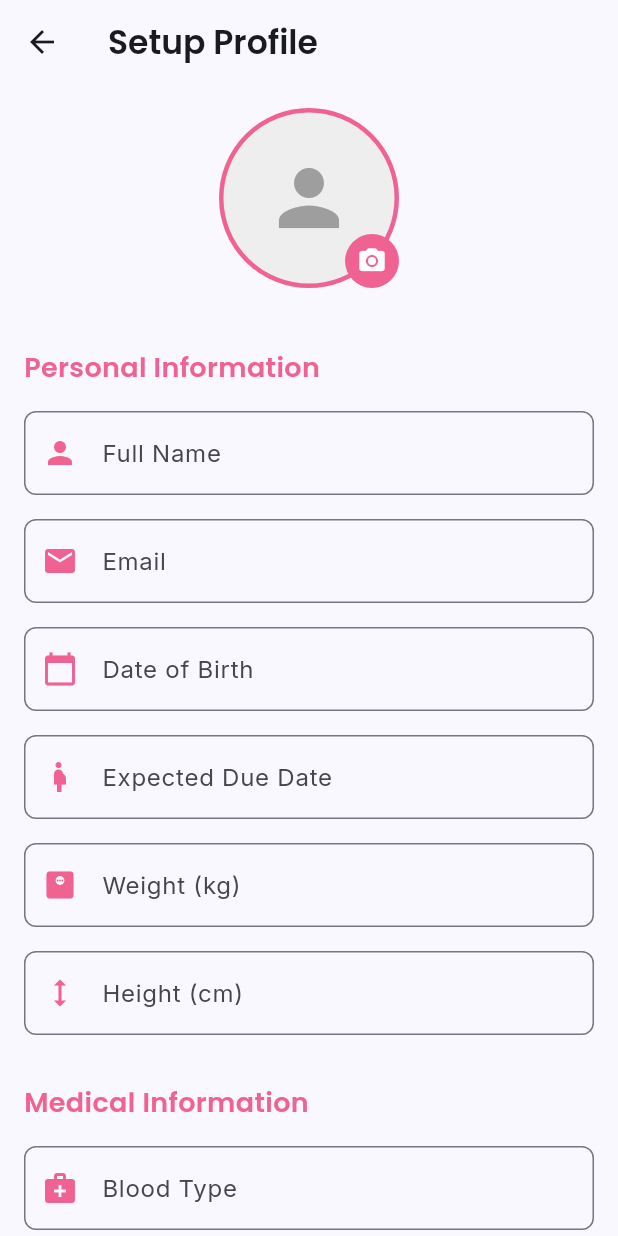
After one commit to GlucoCorp/glucorp_mobile, a Flutter app: the ProfileScreen screen opened directly, on a phone screen of 412 x 824 dp. The commit adds this screen. Run offline on Flutter 3.47's test engine with Material 3 defaults, Android fonts, the phone set to English and light mode, and no system bars; our stand-ins replace fl_chart, google_fonts, smooth_page_indicator.

Commit message:
flutter version

```diff
--- a/lib/routes/home_screen.dart
+++ b/lib/routes/home_screen.dart
@@ -3,6 +3,7 @@ import 'package:fl_chart/fl_chart.dart';
 import 'package:google_fonts/google_fonts.dart';
 import '../widgets/metric_chart.dart';
 import '../widgets/feature_card.dart';
+import '../routes/profile.dart';
 
 class HomeScreen extends StatefulWidget {
   const HomeScreen({super.key});
@@ -36,7 +37,10 @@ class _HomeScreenState extends State<HomeScreen> {
             ),
             onPressed: () {
               // Handle avatar click (optional functionality)
-              print('Avatar clicked for $gender');
+              Navigator.push(
+                context,
+                MaterialPageRoute(builder: (context) => const ProfileScreen())
+              );
             },
           ),
         ],
--- /dev/null
+++ b/lib/routes/profile.dart
@@ -0,0 +1,314 @@
+import 'package:flutter/material.dart';
+import 'package:google_fonts/google_fonts.dart';
+
+class ProfileScreen extends StatefulWidget {
+  const ProfileScreen({super.key});
+
+  @override
+  State<ProfileScreen> createState() => _ProfileSetupScreenState();
+}
+
+class _ProfileSetupScreenState extends State<ProfileScreen> {
+  final _formKey = GlobalKey<FormState>();
+
+  // Form controllers
+  final _nameController = TextEditingController();
+  final _emailController = TextEditingController();
+  final _dobController = TextEditingController();
+  final _dueDateController = TextEditingController();
+  final _weightController = TextEditingController();
+  final _heightController = TextEditingController();
+  final _bloodTypeController = TextEditingController();
+  final _allergiesController = TextEditingController();
+  final _doctorController = TextEditingController();
+  final _emergencyNameController = TextEditingController();
+  final _emergencyPhoneController = TextEditingController();
+  final _emergencyRelationController = TextEditingController();
+
+  @override
+  void dispose() {
+    _nameController.dispose();
+    _emailController.dispose();
+    _dobController.dispose();
+    _dueDateController.dispose();
+    _weightController.dispose();
+    _heightController.dispose();
+    _bloodTypeController.dispose();
+    _allergiesController.dispose();
+    _doctorController.dispose();
+    _emergencyNameController.dispose();
+    _emergencyPhoneController.dispose();
+    _emergencyRelationController.dispose();
+    super.dispose();
+  }
+
+  Future<void> _selectDate(BuildContext context, TextEditingController controller) async {
+    final DateTime? picked = await showDatePicker(
+      context: context,
+      initialDate: DateTime.now(),
+      firstDate: DateTime(1900),
+      lastDate: DateTime.now().add(const Duration(days: 280)), // ~9 months for pregnancy
+    );
+    if (picked != null) {
+      controller.text = "${picked.year}-${picked.month}-${picked.day}";
+    }
+  }
+
+  @override
+  Widget build(BuildContext context) {
+    const Color primaryPink = Color.fromRGBO(240, 98, 146, 1);
+
+    return Scaffold(
+      appBar: AppBar(
+        title: Text(
+          'Setup Profile',
+          style: GoogleFonts.poppins(
+            fontWeight: FontWeight.w600,
+          ),
+        ),
+      ),
+      body: Form(
+        key: _formKey,
+        child: SingleChildScrollView(
+          padding: const EdgeInsets.all(16),
+          child: Column(
+            crossAxisAlignment: CrossAxisAlignment.start,
+            children: [
+              // Profile Picture Section
+              Center(
+                child: Stack(
+                  alignment: Alignment.bottomRight,
+                  children: [
+                    Container(
+                      width: 120,
+                      height: 120,
+                      decoration: BoxDecoration(
+                        shape: BoxShape.circle,
+                        border: Border.all(
+                          color: primaryPink,
+                          width: 3,
+                        ),
+                        color: Colors.grey[200],
+                      ),
+                      child: const Icon(
+                        Icons.person,
+                        size: 60,
+                        color: Colors.grey,
+                      ),
+                    ),
+                    Container(
+                      padding: const EdgeInsets.all(8),
+                      decoration: const BoxDecoration(
+                        color: primaryPink,
+                        shape: BoxShape.circle,
+                      ),
+                      child: InkWell(
+                        onTap: () {
+                          // Implement image picker
+                        },
+                        child: const Icon(
+                          Icons.camera_alt,
+                          color: Colors.white,
+                          size: 20,
+                        ),
+                      ),
+                    ),
+                  ],
+                ),
+              ),
+              const SizedBox(height: 24),
+
+              // Personal Information Section
+              _buildSectionTitle('Personal Information'),
+              _buildTextField(
+                controller: _nameController,
+                label: 'Full Name',
+                icon: Icons.person,
+                validator: (value) => value?.isEmpty ?? true ? 'Please enter your name' : null,
+              ),
+              _buildTextField(
+                controller: _emailController,
+                label: 'Email',
+                icon: Icons.email,
+                keyboardType: TextInputType.emailAddress,
+                validator: (value) {
+                  if (value?.isEmpty ?? true) return 'Please enter your email';
+                  if (!value!.contains('@')) return 'Please enter a valid email';
+                  return null;
+                },
+              ),
+              _buildDateField(
+                controller: _dobController,
+                label: 'Date of Birth',
+                icon: Icons.calendar_today,
+                onTap: () => _selectDate(context, _dobController),
+              ),
+              _buildDateField(
+                controller: _dueDateController,
+                label: 'Expected Due Date',
+                icon: Icons.pregnant_woman,
+                onTap: () => _selectDate(context, _dueDateController),
+              ),
+              _buildTextField(
+                controller: _weightController,
+                label: 'Weight (kg)',
+                icon: Icons.monitor_weight,
+                keyboardType: TextInputType.number,
+              ),
+              _buildTextField(
+                controller: _heightController,
+                label: 'Height (cm)',
+                icon: Icons.height,
+                keyboardType: TextInputType.number,
+              ),
+
+              // Medical Information Section
+              _buildSectionTitle('Medical Information'),
+              _buildTextField(
+                controller: _bloodTypeController,
+                label: 'Blood Type',
+                icon: Icons.medical_services,
+              ),
+              _buildTextField(
+                controller: _allergiesController,
+                label: 'Allergies',
+                icon: Icons.medication,
+                maxLines: 2,
+              ),
+              _buildTextField(
+                controller: _doctorController,
+                label: 'Healthcare Provider',
+                icon: Icons.local_hospital,
+              ),
+
+              // Emergency Contact Section
+              _buildSectionTitle('Emergency Contact'),
+              _buildTextField(
+                controller: _emergencyNameController,
+                label: 'Contact Name',
+                icon: Icons.person_outline,
+                validator: (value) => value?.isEmpty ?? true ? 'Please enter emergency contact name' : null,
+              ),
+              _buildTextField(
+                controller: _emergencyPhoneController,
+                label: 'Contact Phone',
+                icon: Icons.phone,
+                keyboardType: TextInputType.phone,
+                validator: (value) => value?.isEmpty ?? true ? 'Please enter emergency contact phone' : null,
+              ),
+              _buildTextField(
+                controller: _emergencyRelationController,
+                label: 'Relationship',
+                icon: Icons.family_restroom,
+              ),
+
+              const SizedBox(height: 32),
+              SizedBox(
+                width: double.infinity,
+                height: 50,
+                child: ElevatedButton(
+                  onPressed: () {
+                    if (_formKey.currentState?.validate() ?? false) {
+                      // Save profile information
+                      // Navigate to home or show success message
+                    }
+                  },
+                  style: ElevatedButton.styleFrom(
+                    backgroundColor: primaryPink,
+                    foregroundColor: Colors.white,
+                    shape: RoundedRectangleBorder(
+                      borderRadius: BorderRadius.circular(8),
+                    ),
+                  ),
+                  child: Text(
+                    'Save Profile',
+                    style: GoogleFonts.poppins(
+                      fontSize: 16,
+                      fontWeight: FontWeight.w600,
+                    ),
+                  ),
+                ),
+              ),
+              const SizedBox(height: 32),
+            ],
+          ),
+        ),
+      ),
+    );
+  }
+
+  Widget _buildSectionTitle(String title) {
+    return Padding(
+      padding: const EdgeInsets.symmetric(vertical: 16),
+      child: Text(
+        title,
+        style: GoogleFonts.poppins(
+          fontSize: 18,
+          fontWeight: FontWeight.w600,
+          color: const Color.fromRGBO(240, 98, 146, 1),
+        ),
+      ),
+    );
+  }
+
+  Widget _buildTextField({
+    required TextEditingController controller,
+    required String label,
+    required IconData icon,
+    TextInputType? keyboardType,
+    String? Function(String?)? validator,
+    int maxLines = 1,
+  }) {
+    return Padding(
+      padding: const EdgeInsets.only(bottom: 16),
+      child: TextFormField(
+        controller: controller,
+        keyboardType: keyboardType,
+        maxLines: maxLines,
+        decoration: InputDecoration(
+          labelText: label,
+          prefixIcon: Icon(icon, color: const Color.fromRGBO(240, 98, 146, 1)),
+          border: OutlineInputBorder(
+            borderRadius: BorderRadius.circular(8),
+          ),
+          focusedBorder: OutlineInputBorder(
+            borderRadius: BorderRadius.circular(8),
+            borderSide: const BorderSide(
+              color: Color.fromRGBO(240, 98, 146, 1),
+            ),
+          ),
+        ),
+        validator: validator,
+      ),
+    );
+  }
+
+  Widget _buildDateField({
+    required TextEditingController controller,
+    required String label,
+    required IconData icon,
+    required VoidCallback onTap,
+  }) {
+    return Padding(
+      padding: const EdgeInsets.only(bottom: 16),
+      child: TextFormField(
+        controller: controller,
+        readOnly: true,
+        onTap: onTap,
+        decoration: InputDecoration(
+          labelText: label,
+          prefixIcon: Icon(icon, color: const Color.fromRGBO(240, 98, 146, 1)),
+          border: OutlineInputBorder(
+            borderRadius: BorderRadius.circular(8),
+          ),
+          focusedBorder: OutlineInputBorder(
+            borderRadius: BorderRadius.circular(8),
+            borderSide: const BorderSide(
+              color: Color.fromRGBO(240, 98, 146, 1),
+            ),
+          ),
+        ),
+      ),
+    );
+  }
+}
```
